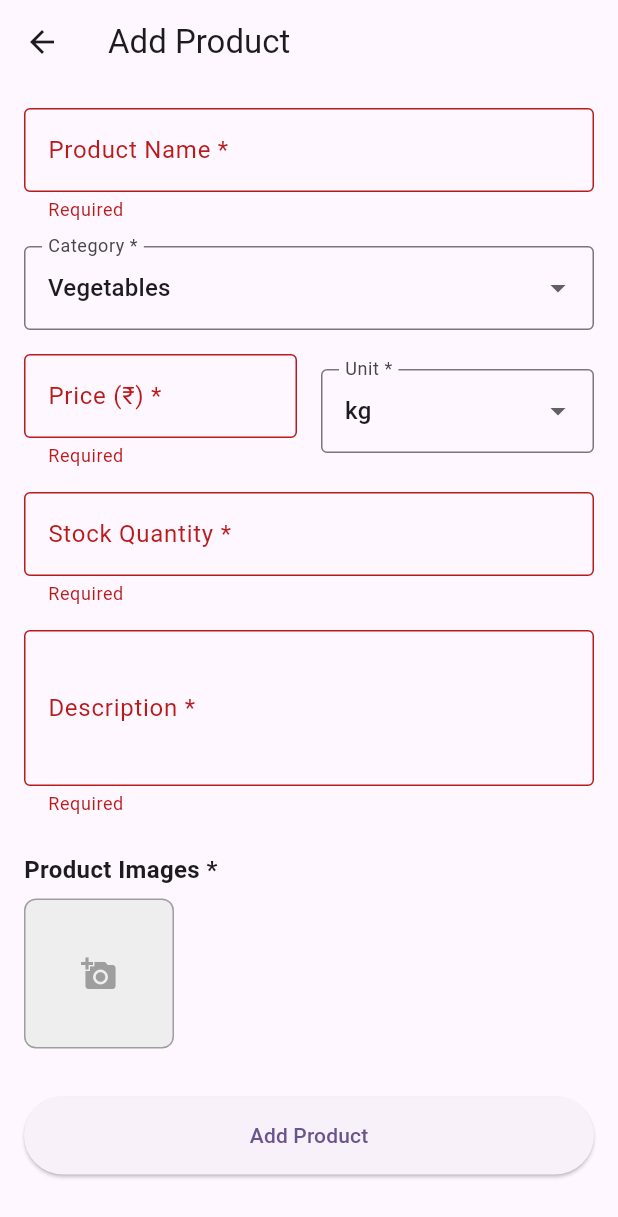
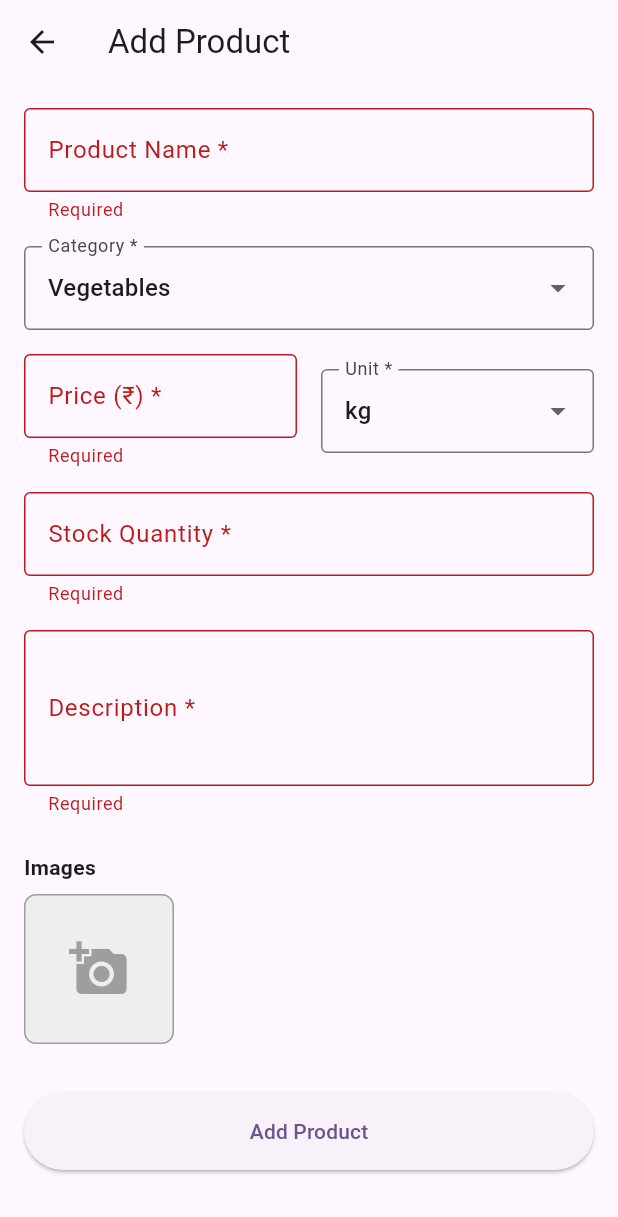
Before and after one commit to shaakaapp/shaaka, a Flutter app: the AddProductPage screen opened directly, after a tap on "Add Product", on a phone screen of 412 x 824 dp. Shown: the top 1217 px of the screen. Run offline on Flutter 3.47's test engine with Material 3 defaults, Android fonts, the phone set to English and light mode, and no system bars; our stand-ins replace connectivity_plus, geolocator, google_maps_flutter, image_picker, shared_preferences; accounts and stored records are empty.

```diff
--- a/lib/models/product.dart
+++ b/lib/models/product.dart
@@ -50,7 +50,7 @@ class Product {
   final String category;
   final double price;
   final String unit;
-  final int stockQuantity;
+  final double stockQuantity;
   final double averageRating;
   final int ratingCount;
   final List<ProductImage> images;
@@ -80,7 +80,7 @@ class Product {
       category: json['category'] ?? '',
       price: double.tryParse(json['price'].toString()) ?? 0.0,
       unit: json['unit'] ?? '',
-      stockQuantity: int.tryParse(double.tryParse(json['stock_quantity'].toString())?.toInt().toString() ?? '0') ?? 0,
+      stockQuantity: double.tryParse(json['stock_quantity'].toString()) ?? 0.0,
       averageRating: double.tryParse(json['average_rating'].toString()) ?? 0.0,
       ratingCount: int.tryParse(json['rating_count'].toString()) ?? 0,
       images: (json['images'] as List?)
--- a/lib/pages/add_product_page.dart
+++ b/lib/pages/add_product_page.dart
@@ -60,6 +60,7 @@ class _AddProductPageState extends State<AddProductPage> {
     'bunch'
   ];
 
+  final List<String> _existingImageUrls = [];
   final List<XFile> _selectedImages = [];
   final ImagePicker _picker = ImagePicker();
 
@@ -76,6 +77,11 @@ class _AddProductPageState extends State<AddProductPage> {
       // Ensure category exists in list, else default or add
       if (_categories.contains(widget.product!.category)) {
         _selectedCategory = widget.product!.category;
+      }
+
+      // Load existing images
+      for (var img in widget.product!.images) {
+          _existingImageUrls.add(img.imageUrl);
       }
     }
   }
@@ -104,10 +110,16 @@ class _AddProductPageState extends State<AddProductPage> {
     });
   }
 
+  void _removeExistingImage(int index) {
+    setState(() {
+      _existingImageUrls.removeAt(index);
+    });
+  }
+
   Future<void> _addProduct() async {
     if (!_formKey.currentState!.validate()) return;
 
-    if (_selectedImages.isEmpty && widget.product == null) {
+    if (_selectedImages.isEmpty && _existingImageUrls.isEmpty) {
       ScaffoldMessenger.of(context).showSnackBar(
           const SnackBar(content: Text('Please add at least one image')));
       return;
@@ -126,11 +138,11 @@ class _AddProductPageState extends State<AddProductPage> {
     }
 
     // 1. Upload Images First
-    List<String> imageUrls = [];
+    List<String> newImageUrls = [];
     for (var image in _selectedImages) {
       final uploadResult = await ApiService.uploadImage(image, type: 'product');
       if (uploadResult['success'] == true) {
-        imageUrls.add(uploadResult['url']);
+        newImageUrls.add(uploadResult['url']);
       } else {
         if (mounted) {
            ScaffoldMessenger.of(context).showSnackBar(SnackBar(
@@ -141,6 +153,9 @@ class _AddProductPageState extends State<AddProductPage> {
       }
     }
 
+    // Combine existing and new images
+    final allImageUrls = [..._existingImageUrls, ...newImageUrls];
+
     // 2. Add Product with Image URLs
     final productData = {
       'vendor': userId,
@@ -148,9 +163,9 @@ class _AddProductPageState extends State<AddProductPage> {
       'category': _selectedCategory,
       'price': double.parse(_priceController.text.trim()),
       'unit': _selectedUnit,
-      'stock_quantity': int.parse(_stockController.text.trim()),
+      'stock_quantity': double.parse(_stockController.text.trim()),
       'description': _descriptionController.text.trim(),
-      'images': imageUrls,
+      'images': allImageUrls,
     };
 
     Map<String, dynamic> result;
@@ -241,10 +256,10 @@ class _AddProductPageState extends State<AddProductPage> {
 
               TextFormField(
                 controller: _stockController,
-                keyboardType: TextInputType.number,
+                keyboardType: const TextInputType.numberWithOptions(decimal: true),
                 decoration: const InputDecoration(
                     labelText: 'Stock Quantity *', border: OutlineInputBorder()),
-                inputFormatters: [FilteringTextInputFormatter.digitsOnly],
+                // inputFormatters: [FilteringTextInputFormatter.allow(RegExp(r'^\d+\.?\d*'))], // Optional: strict regex
                 validator: (val) =>
                     val == null || val.isEmpty ? 'Required' : null,
               ),
@@ -261,57 +276,100 @@ class _AddProductPageState extends State<AddProductPage> {
               ),
               const SizedBox(height: 24),
 
-              // Image Picker UI
-              const Text('Product Images *', style: TextStyle(fontWeight: FontWeight.bold, fontSize: 16)),
+              // Image Picker
+              const Text('Images', style: TextStyle(fontWeight: FontWeight.bold)),
               const SizedBox(height: 8),
               SizedBox(
                 height: 100,
-                child: ListView.builder(
+                child: ListView(
                   scrollDirection: Axis.horizontal,
-                  itemCount: _selectedImages.length + 1,
-                  itemBuilder: (context, index) {
-                    if (index == _selectedImages.length) {
-                      return GestureDetector(
-                        onTap: _pickImages,
-                        child: Container(
-                          width: 100,
-                          decoration: BoxDecoration(
-                            color: Colors.grey[200],
-                            borderRadius: BorderRadius.circular(8),
-                            border: Border.all(color: Colors.grey),
+                  children: [
+                    // Existing Images
+                    ..._existingImageUrls.asMap().entries.map((entry) {
+                      int idx = entry.key;
+                      String url = entry.value;
+                      return Stack(
+                        children: [
+                          Container(
+                            width: 100,
+                            height: 100,
+                            margin: const EdgeInsets.only(right: 8),
+                            decoration: BoxDecoration(
+                              border: Border.all(color: Colors.grey),
+                              borderRadius: BorderRadius.circular(8),
+                            ),
+                            child: ClipRRect(
+                                borderRadius: BorderRadius.circular(8),
+                                child: Image.network(url, fit: BoxFit.cover)),
                           ),
-                          child: const Icon(Icons.add_a_photo, color: Colors.grey),
-                        ),
-                      );
-                    }
-                     return Stack(
-                      children: [
-                        Container(
-                          width: 100,
-                          margin: const EdgeInsets.only(right: 8),
-                          decoration: BoxDecoration(
-                            borderRadius: BorderRadius.circular(8),
-                            image: DecorationImage(
-                              image: FileImage(File(_selectedImages[index].path)),
-                              fit: BoxFit.cover,
+                          Positioned(
+                            top: 0,
+                            right: 8,
+                            child: GestureDetector(
+                              onTap: () => _removeExistingImage(idx),
+                              child: const CircleAvatar(
+                                radius: 10,
+                                backgroundColor: Colors.red,
+                                child: Icon(Icons.close,
+                                    size: 16, color: Colors.white),
+                              ),
                             ),
                           ),
-                        ),
-                        Positioned(
-                          right: 4,
-                          top: 4,
-                          child: GestureDetector(
-                            onTap: () => _removeImage(index),
-                            child: const CircleAvatar(
-                              radius: 10,
-                              backgroundColor: Colors.red,
-                              child: Icon(Icons.close, size: 14, color: Colors.white),
+                        ],
+                      );
+                    }).toList(),
+
+                    // New Selected Images
+                    ..._selectedImages.asMap().entries.map((entry) {
+                      int idx = entry.key;
+                      XFile file = entry.value;
+                      return Stack(
+                        children: [
+                          Container(
+                            width: 100,
+                            height: 100,
+                            margin: const EdgeInsets.only(right: 8),
+                            decoration: BoxDecoration(
+                              border: Border.all(color: Colors.grey),
+                              borderRadius: BorderRadius.circular(8),
+                            ),
+                            child: ClipRRect(
+                                borderRadius: BorderRadius.circular(8),
+                                child: Image.file(File(file.path), fit: BoxFit.cover)),
+                          ),
+                          Positioned(
+                            top: 0,
+                            right: 8,
+                            child: GestureDetector(
+                              onTap: () => _removeImage(idx),
+                              child: const CircleAvatar(
+                                radius: 10,
+                                backgroundColor: Colors.red,
+                                child: Icon(Icons.close,
+                                    size: 16, color: Colors.white),
+                              ),
                             ),
                           ),
+                        ],
+                      );
+                    }).toList(),
+
+                    // Add Button
+                    GestureDetector(
+                      onTap: _pickImages,
+                      child: Container(
+                        width: 100,
+                        height: 100,
+                        decoration: BoxDecoration(
+                          color: Colors.grey[200],
+                          borderRadius: BorderRadius.circular(8),
+                          border: Border.all(color: Colors.grey),
                         ),
-                      ],
-                    );
-                  },
+                        child: const Icon(Icons.add_a_photo,
+                            size: 40, color: Colors.grey),
+                      ),
+                    ),
+                  ],
                 ),
               ),
 
```
Also changed, not shown: lib/widgets/product_card.dart (+9 -0 lines), 1 other file.
